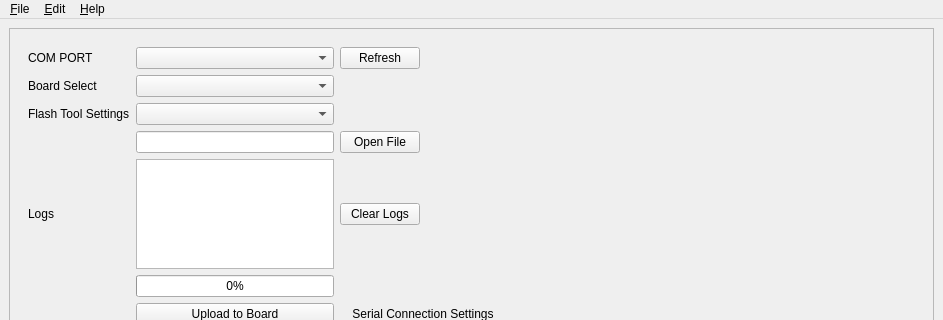
This is ui/main_window.ui in RAMENtheNOODLES/dev-board-flasher as Qt 5 draws it before an edit; both pictures show x 0 to 943 and y 0 to 320 of the 943 by 739 pixel window. The edited form follows.
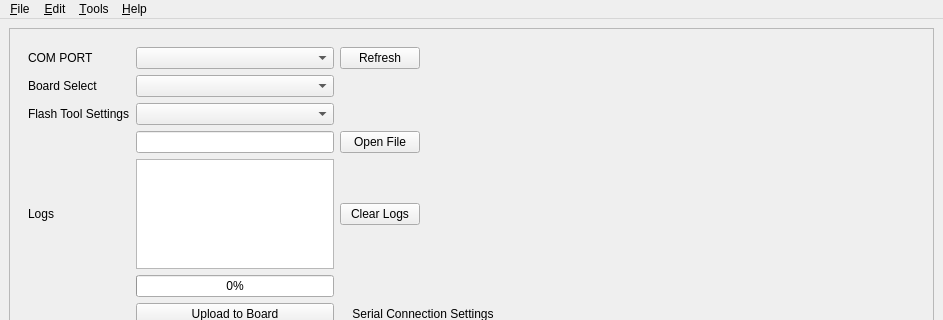
This is the edited form. Custom widgets are drawn as their Qt base class.

Commit message: feat: Update version to 0.6.0-beta and add CAN tools support

What changed in the file:
```diff
--- a/ui/main_window.ui
+++ b/ui/main_window.ui
@@ -279,8 +279,16 @@
     </property>
     <addaction name="actionCheck_for_Updates"/>
    </widget>
+   <widget class="QMenu" name="menu_Tools">
+    <property name="title">
+     <string>&amp;Tools</string>
+    </property>
+    <addaction name="actionCANLib_Kvaser"/>
+    <addaction name="action_Elf_Parser"/>
+   </widget>
    <addaction name="menuFile"/>
    <addaction name="menuEdit"/>
+   <addaction name="menu_Tools"/>
    <addaction name="menu_Help"/>
   </widget>
   <action name="actionOpen_File">
```
Left out of the diff: 16 changed lines with no effect on the pictures. The commit also changes 8 other files.
